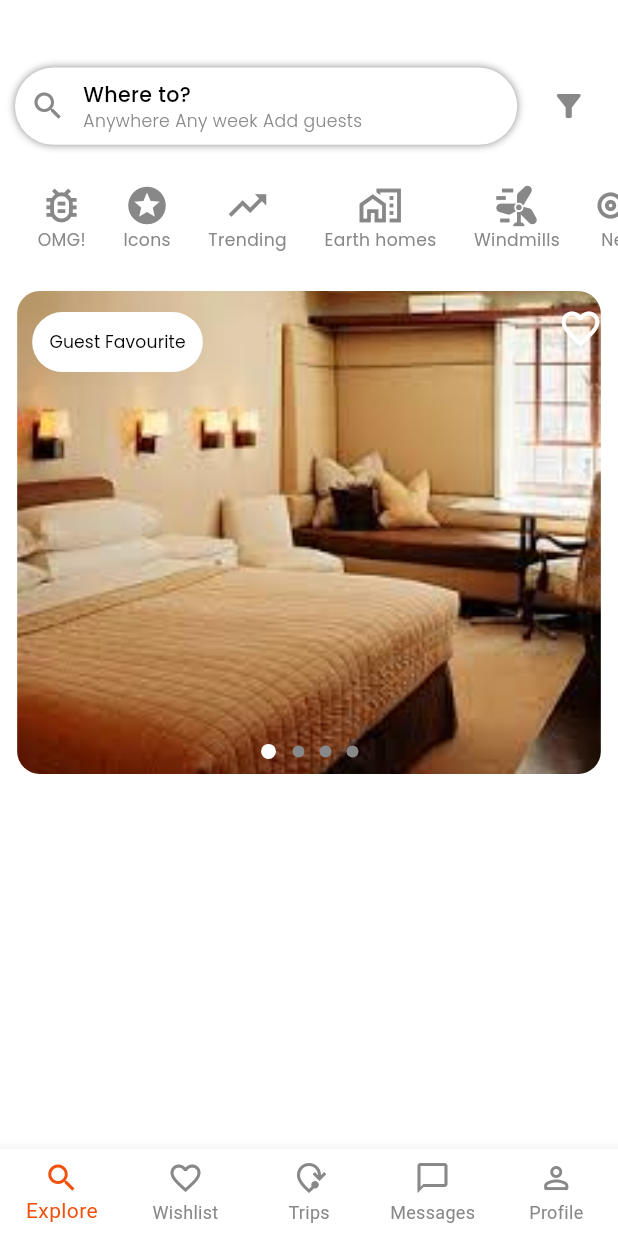
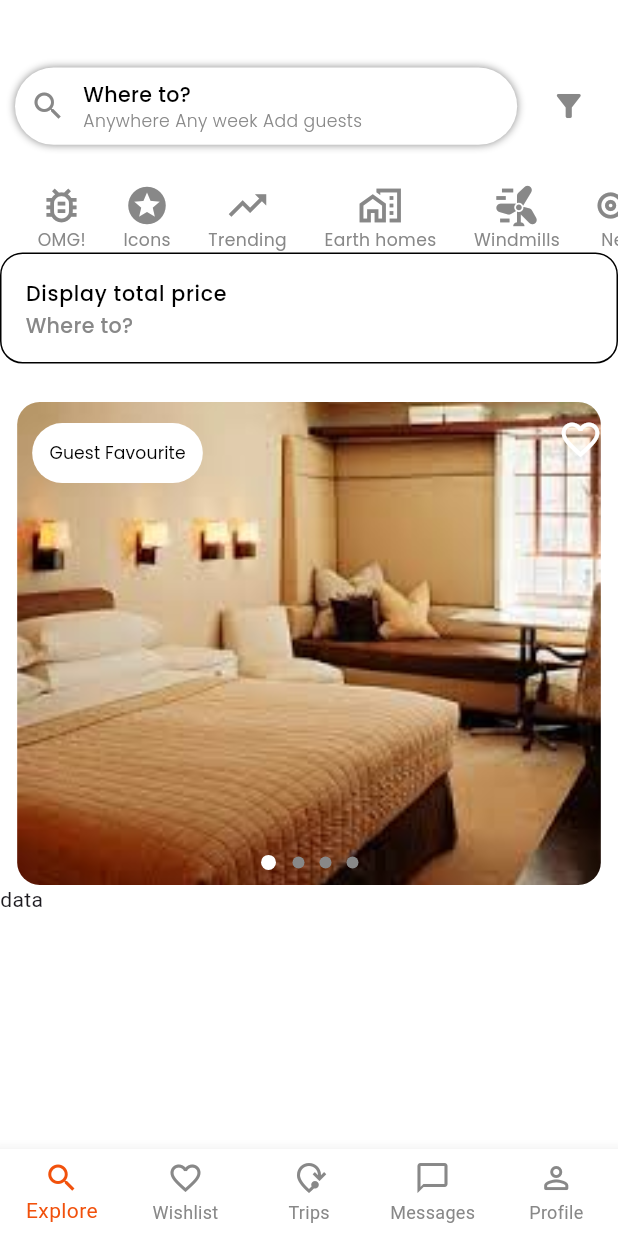
Before and after one commit to wajehafatima/air-bnb, a Flutter app: the MainHomeView screen opened directly, on a phone screen of 412 x 824 dp. Run offline on Flutter 3.47's test engine with Material 3 defaults, Android fonts, the phone set to English and light mode, and no system bars; our stand-ins replace country_picker, flutter_screenutil, google_fonts.

Commit message:
update code

```diff
--- a/lib/src/view/homeview/HomeView.dart
+++ b/lib/src/view/homeview/HomeView.dart
@@ -35,6 +35,12 @@ class _HomeviewState extends State<Homeview> {
             child: Row(
               children: [
                 Expanded(
+                  child: GestureDetector(
+                    onTap: () {
+                      setState(() {
+                        isFocused = true; // Focus enable
+                      });
+                    },
                     child: Container(
                       height: 40.h,
                       decoration: BoxDecoration(
@@ -47,16 +53,42 @@ class _HomeviewState extends State<Homeview> {
                           )
                         ],
                       ),
-                    child: Padding(
-                      padding: const EdgeInsets.symmetric(horizontal: 10),
+                      child: isFocused
+                          ? TextField(
+                              autofocus: true,
+                              onSubmitted: (value) {
+                                // Handle submission
+                                setState(() {
+                                  isFocused =
+                                      false; // Dismiss focus after submission
+                                });
+                              },
+                              decoration: InputDecoration(
+                                border: InputBorder.none,
+                                hintText: 'Search your destination...',
+                                contentPadding:
+                                    const EdgeInsets.symmetric(horizontal: 10),
+                                icon: Padding(
+                                  padding: const EdgeInsets.only(left: 10),
+                                  child: Icon(Icons.search,
+                                      size: 24, color: appColors.grey),
+                                ),
+                              ),
+                            )
+                          : Padding(
+                              padding:
+                                  const EdgeInsets.symmetric(horizontal: 10),
                               child: Row(
                                 children: [
-                          Icon(Icons.search, size: 24, color: appColors.grey),
+                                  Icon(Icons.search,
+                                      size: 24, color: appColors.grey),
                                   SizedBox(width: 10.w),
                                   Expanded(
                                     child: Column(
-                              mainAxisAlignment: MainAxisAlignment.center,
-                              crossAxisAlignment: CrossAxisAlignment.start,
+                                      mainAxisAlignment:
+                                          MainAxisAlignment.center,
+                                      crossAxisAlignment:
+                                          CrossAxisAlignment.start,
                                       children: [
                                         Primarytext(
                                           text: 'Where to?',
@@ -74,6 +106,7 @@ class _HomeviewState extends State<Homeview> {
                                     ),
                                   ),
                                 ],
+                              ),
                             ),
                     ),
                   ),
@@ -104,6 +137,26 @@ class _HomeviewState extends State<Homeview> {
                 CustomTabBar(
                     icon: Icons.location_city_rounded, text: 'Top cities'),
               ],
+            ),
+          ),
+          Container(
+            decoration: BoxDecoration(
+                borderRadius: BorderRadius.circular(15),
+                color: appColors.whiteBG,
+                border: Border.all()),
+            child: ListTile(
+              title: Primarytext(
+                text: 'Display total price',
+                fontSize: 12.sp,
+                fontWeight: FontWeight.w500,
+                textColor: appColors.blacktext,
+              ),
+              subtitle: Primarytext(
+                text: 'Where to?',
+                fontSize: 12.sp,
+                fontWeight: FontWeight.w500,
+                textColor: appColors.grey,
+              ),
             ),
           ),
           SizedBox(height: 20.h),
@@ -193,6 +246,7 @@ class _HomeviewState extends State<Homeview> {
               ],
             ),
           ),
+          Text('data'),
           SizedBox(height: 20.h),
           // Additional content can go here
         ],
```
Lines whose indentation alone changed are shown as unchanged.
